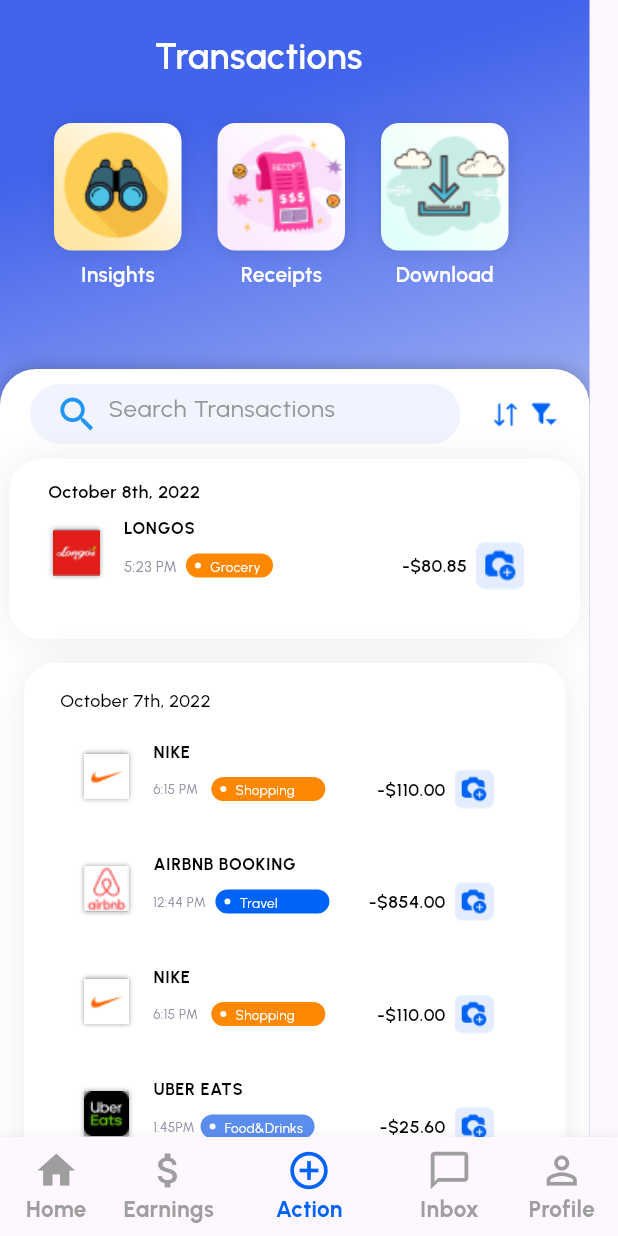
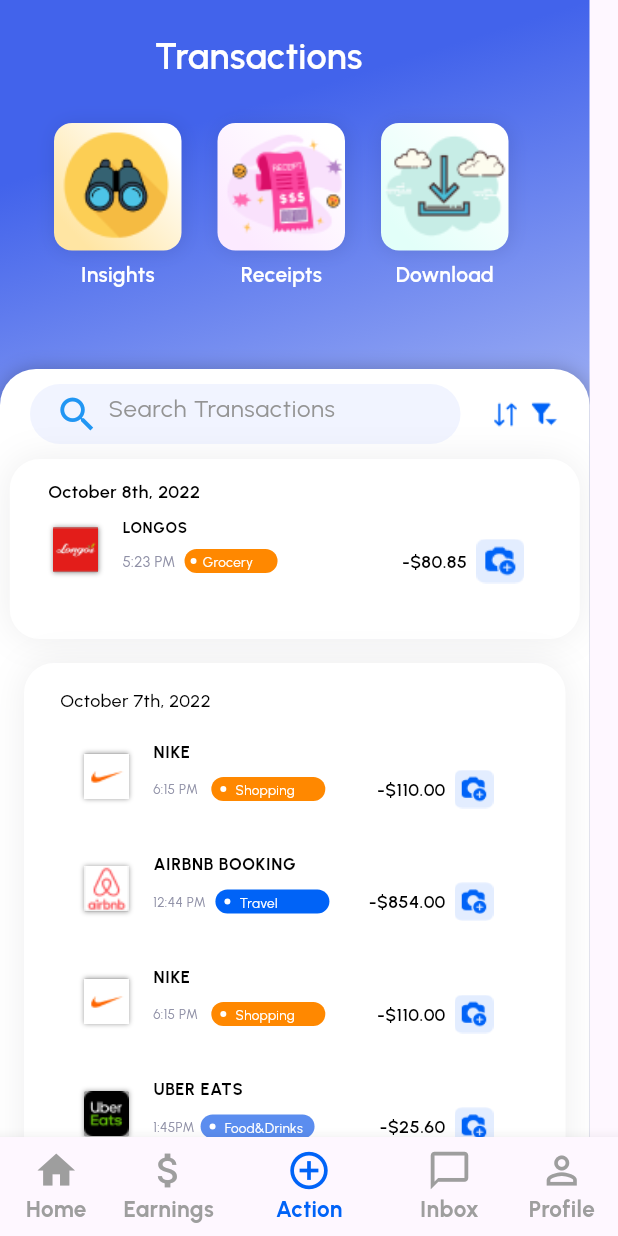
Before and after one commit to faisal-fardin/flutter_challenge, a Flutter app: the screen it shows after launch, item 3 of the bottom bar chosen, on a phone screen of 412 x 824 dp. Run offline on Flutter 3.47's test engine with Material 3 defaults, Android fonts, the phone set to English and light mode, and no system bars; our stand-ins replace google_fonts.

Commit message:
home screen simple edit

```diff
--- a/lib/custom_widgets/transaction_section.dart
+++ b/lib/custom_widgets/transaction_section.dart
@@ -62,13 +62,13 @@
                   brandName,
                   style: const TextStyle(
                     color: Colors.black,
-                    fontSize: 11,
+                    fontSize: 10,
                     fontWeight: FontWeight.w700,
                   ),
                 ),
                 leading: Container(
-                  width: 30.97,
-                  height: 30.97,
+                  width: 30,
+                  height: 30,
                   decoration: ShapeDecoration(
                     color: Colors.grey,
                     shape: RoundedRectangleBorder(
@@ -101,10 +101,10 @@
                     ),
                     const SizedBox(width: 6,),
                     Container(
-                      width: 58,
+                      width: 62,
                       height: 16,
                       padding: const EdgeInsets.symmetric(
-                          horizontal: 6, vertical: 2),
+                          horizontal: 4, vertical: 2),
                       decoration: ShapeDecoration(
                         color:  Color(color),
                         shape: RoundedRectangleBorder(
@@ -120,7 +120,7 @@
                               shape: OvalBorder(),
                             ),
                           ),
-                          const SizedBox(width: 6),
+                          const SizedBox(width: 4),
                            Text(status,
                             style: const TextStyle(
                               color: Colors.white,
@@ -133,7 +133,7 @@
                     ),
                     const Spacer(),
                      SizedBox(
-                      height: 32,
+                      height: 30,
                       child: Padding(
                         padding: const EdgeInsets.only(left: 20.0),
                         child: Row(
```
